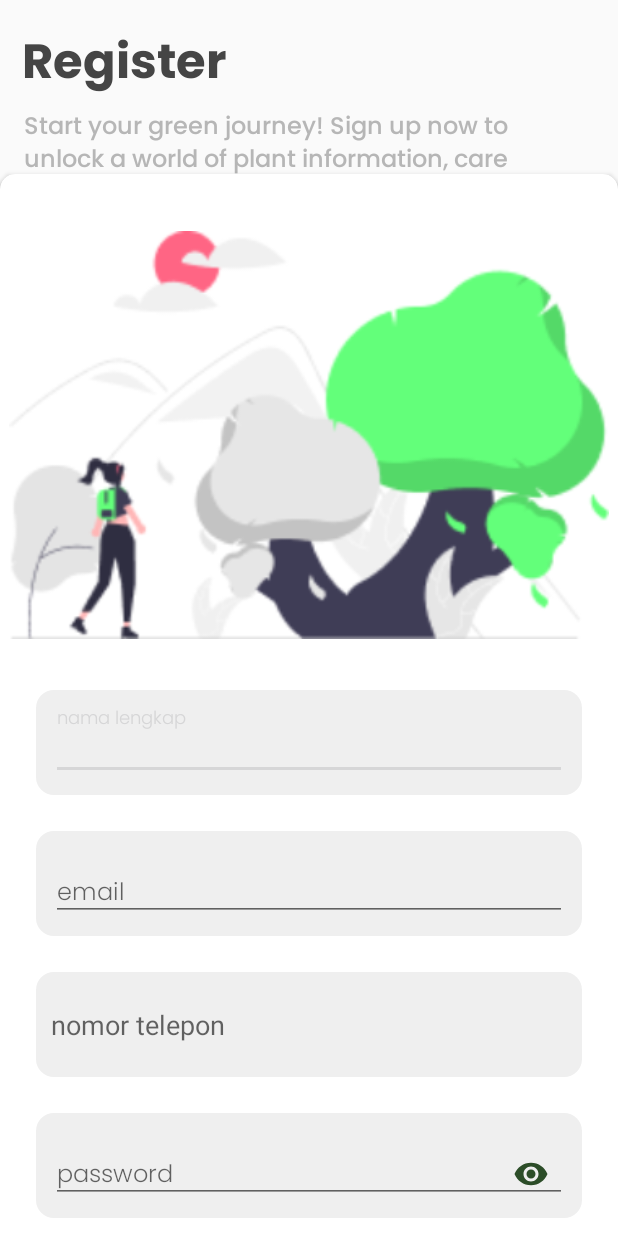
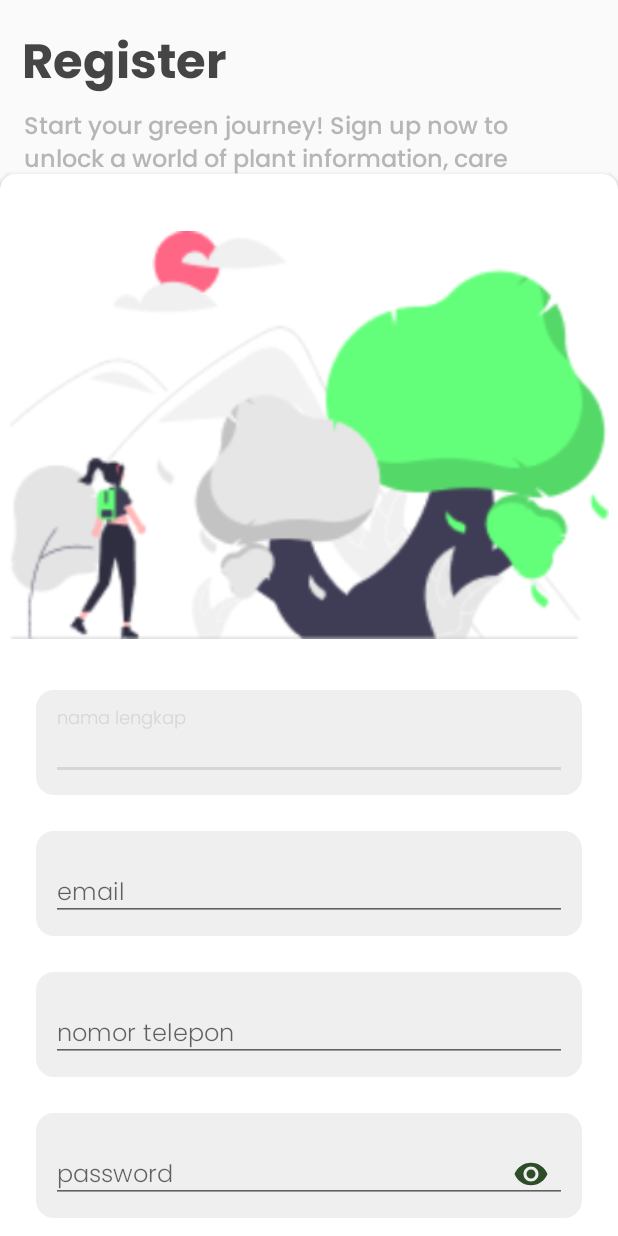
Before and after one commit to plantherbs-id/mobile-app, an Android app: the layout activity_register.xml on its own in the app's theme, with its tools: preview values and no code run, on a phone screen of 412 x 824 dp. Run offline under Robolectric (Android 15) with nearby library versions, the phone set to English and light mode, and no system bars.

Commit message:
update register

```diff
--- a/app/src/main/res/layout/activity_register.xml
+++ b/app/src/main/res/layout/activity_register.xml
@@ -129,7 +129,7 @@
                         android:textSize="16sp" />
                 </com.google.android.material.textfield.TextInputLayout>
 
-                <com.google.android.material.textfield.TextInputEditText
+                <com.google.android.material.textfield.TextInputLayout
                     android:id="@+id/txt_nomor_telepon"
                     style="@style/TextInputLayoutStyle"
                     android:layout_width="match_parent"
@@ -148,7 +148,7 @@
                     app:layout_constraintTop_toBottomOf="@+id/txt_email"
                     app:startIconTint="@color/main_300">
 
-                    <!-- <com.google.android.material.textfield.TextInputEditText
+                    <com.google.android.material.textfield.TextInputEditText
                         android:id="@+id/input_nomor_telepon"
                         android:layout_width="match_parent"
                         android:layout_height="match_parent"
@@ -156,10 +156,8 @@
                         android:inputType="phone"
                         android:letterSpacing="0"
                         android:textColor="@color/main_300"
-                              android:textSize="16sp" /> -->
-
-                </com.google.android.material.textfield.TextInputEditText>
-
+                        android:textSize="16sp" />
+                </com.google.android.material.textfield.TextInputLayout>
                 <com.google.android.material.textfield.TextInputLayout
                     android:id="@+id/txt_password"
                     style="@style/TextInputLayoutStyle"
```
Lines whose indentation alone changed are shown as unchanged.
